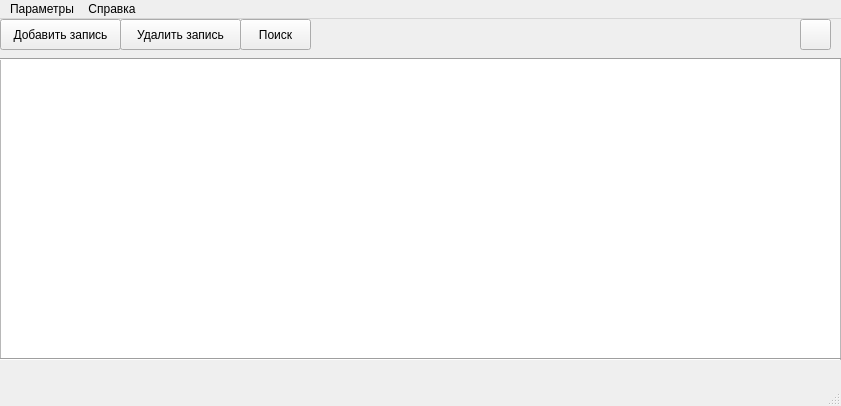
This is gui/design/main.ui in nemp1yy/AirportIS_GUI as Qt 5 draws it before an edit. The edited form follows.
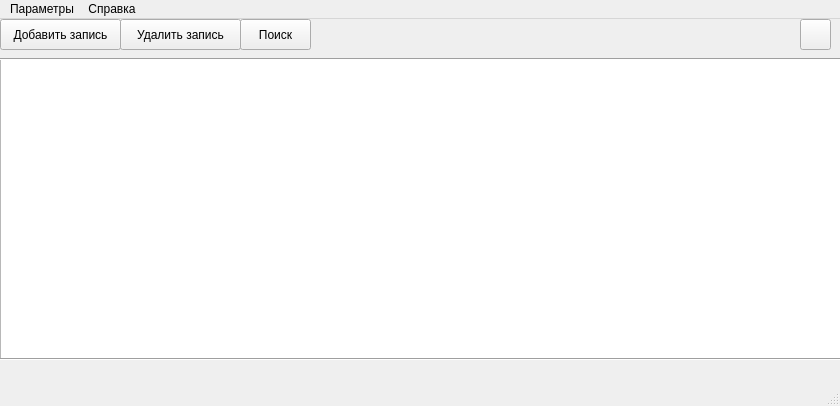
This is the edited form. Icons and pictures are not drawn.

What changed in the file:
```diff
--- a/gui/design/main.ui
+++ b/gui/design/main.ui
@@ -6,7 +6,7 @@
    <rect>
     <x>0</x>
     <y>0</y>
-    <width>841</width>
+    <width>840</width>
     <height>406</height>
    </rect>
   </property>
@@ -152,7 +152,7 @@
     <rect>
      <x>0</x>
      <y>0</y>
-     <width>841</width>
+     <width>840</width>
      <height>21</height>
     </rect>
    </property>
```
Left out of the diff: 40 changed lines with no effect on the pictures.
